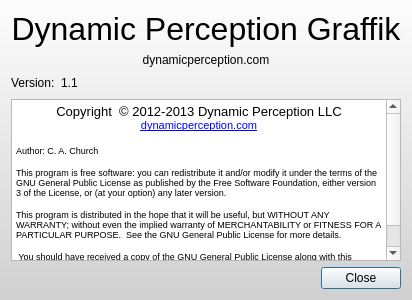
Above: Graffik/gui/core/Dialogs/aboutdialog.ui from DynamicPerception/Graffik_Legacy before the change. Below: the same form after it.
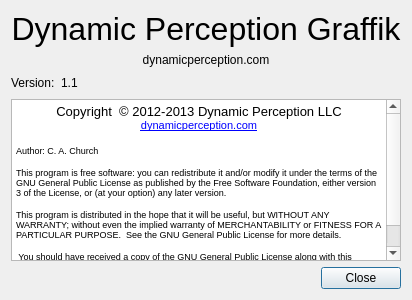
That is the form after the change. Icons and pictures are not drawn.

The edit to the form file:
```diff
--- a/Graffik/gui/core/Dialogs/aboutdialog.ui
+++ b/Graffik/gui/core/Dialogs/aboutdialog.ui
@@ -14,21 +14,7 @@
    <string>About</string>
   </property>
   <property name="styleSheet">
-   <string notr="true">#buttonBox QPushButton {
-
-border-image: url(:/core/small-blue-but-normal.png);
-border: 0px transparent;
-max-width:75px;
-max-height: 24px;
-min-width:75px;
-min-height: 24px;
-color: rgb(255,255,255);
-font: 12px &quot;Lucida Sans&quot;;
-}
-
-#AboutDialog {
-background-color:qlineargradient(spread:pad, x1:0, y1:0, x2:0, y2:1, stop:0 rgba(253, 253, 253, 255), stop:1 rgba(208, 208, 208, 255));
-}</string>
+   <string notr="true"/>
   </property>
   <layout class="QGridLayout" name="gridLayout">
    <item row="0" column="0" colspan="3">
```
